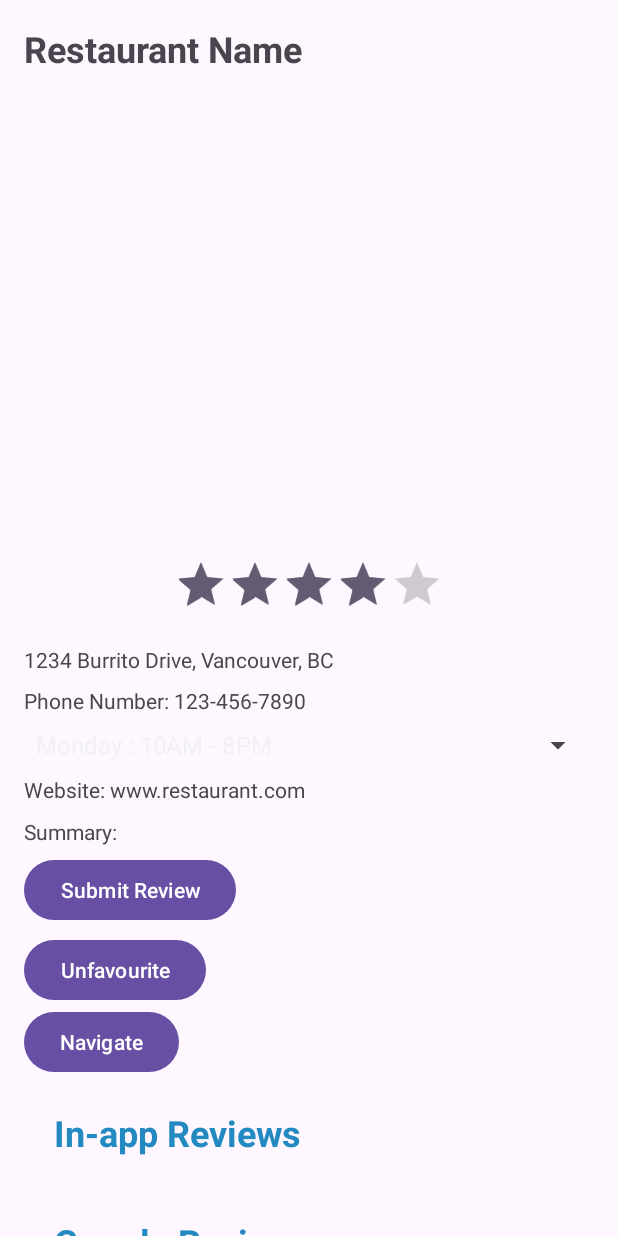
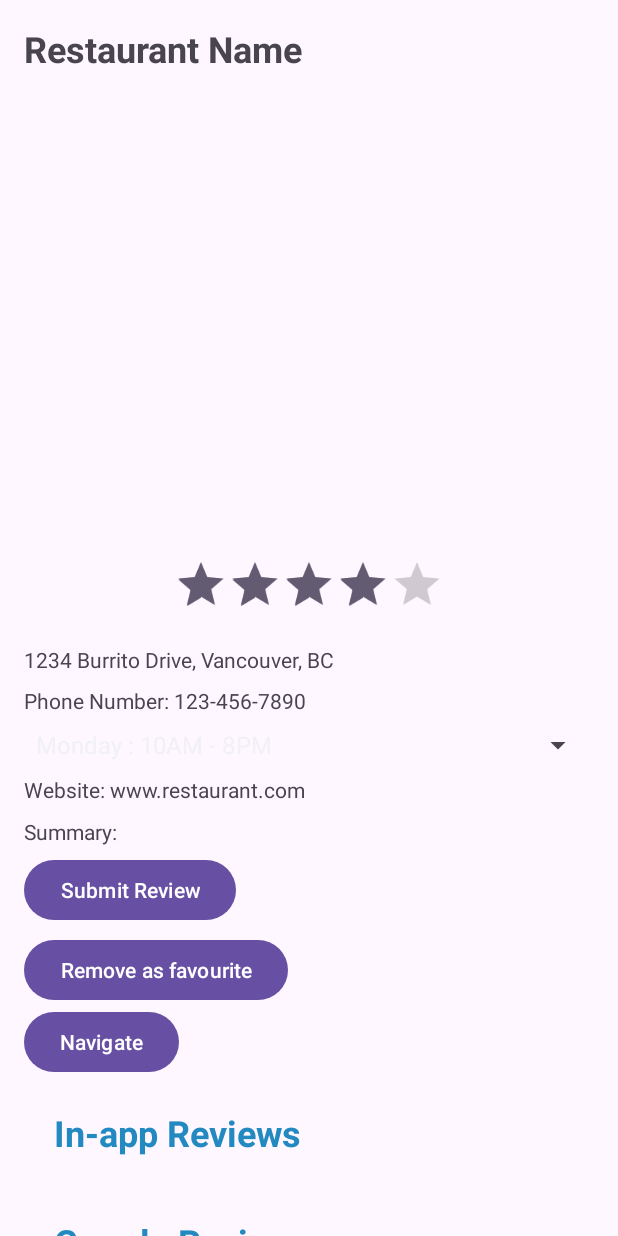
Before and after one commit to alexq1an/LocaDine, an Android app: the RestaurantDetailsActivity screen opened directly, with no data from a screen before it, after a tap on "Favourite", on a phone screen of 412 x 824 dp. Run offline under Robolectric (Android 15) with nearby library versions, the phone set to English and light mode, and no system bars; our stand-ins replace Firebase (no records; nobody signed in at launch, a user with empty details on screens opened directly); pictures from the network do not load; 6 statements that could not run were skipped.

Commit message:
Fix text

```diff
--- a/app/src/main/java/com/example/locadine/RestaurantDetailsActivity.kt
+++ b/app/src/main/java/com/example/locadine/RestaurantDetailsActivity.kt
@@ -339,7 +339,7 @@ class RestaurantDetailsActivity : AppCompatActivity() {
                 "restaurantPicture" to Util.getPhotoUrl(restaurant.photos!![0].photo_reference),
             )
         )
-        favouriteButton.text = "Unfavourite"
+        favouriteButton.text = "Remove as favourite"
         favouriteFlag = true
     }
 
@@ -353,7 +353,7 @@ class RestaurantDetailsActivity : AppCompatActivity() {
                 ref.delete().addOnCompleteListener(this) {
                     if (it.isSuccessful) {
                         Toast.makeText(this, "Removed from favourites!", Toast.LENGTH_SHORT).show()
-                        favouriteButton.text = "Favourite"
+                        favouriteButton.text = "Save as favourite"
                         favouriteFlag = false
                     } else {
                         println("Document not found")
```
